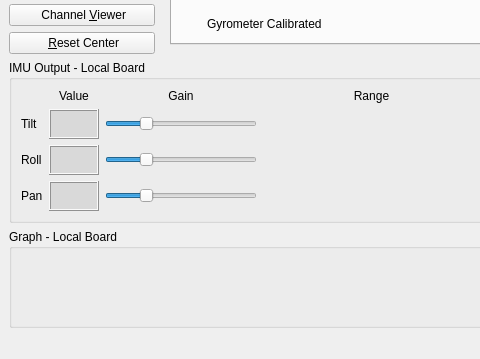
The window that gui/src/mainwindow.ui (MrLicardo/HeadTracker) describes before a commit, drawn with Qt 5; both pictures show x 0 to 480 and y 392 to 751 of the 608 by 751 pixel window.
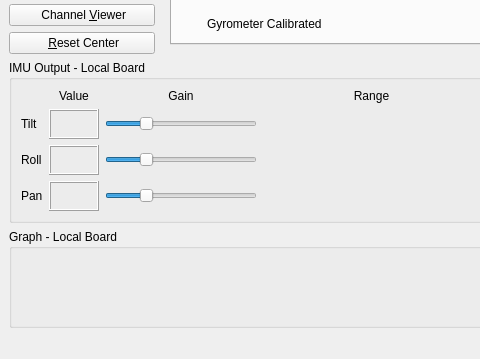
The same window after the commit. Icons and pictures are not drawn. Custom widgets are drawn as their Qt base class.

The edit to the form file:
```diff
--- a/gui/src/mainwindow.ui
+++ b/gui/src/mainwindow.ui
@@ -3042,9 +3042,6 @@
          <property name="autoFillBackground">
           <bool>false</bool>
          </property>
-         <property name="styleSheet">
-          <string notr="true">background-color: #d9d9d9</string>
-         </property>
          <property name="frameShape">
           <enum>QFrame::Box</enum>
          </property>
@@ -3361,9 +3358,6 @@
          <property name="autoFillBackground">
           <bool>false</bool>
          </property>
-         <property name="styleSheet">
-          <string notr="true">background-color: #d9d9d9</string>
-         </property>
          <property name="frameShape">
           <enum>QFrame::Box</enum>
          </property>
@@ -3669,9 +3663,6 @@
          <property name="autoFillBackground">
           <bool>false</bool>
          </property>
-         <property name="styleSheet">
-          <string notr="true">background-color: #d9d9d9</string>
-         </property>
          <property name="frameShape">
           <enum>QFrame::Box</enum>
          </property>
```
